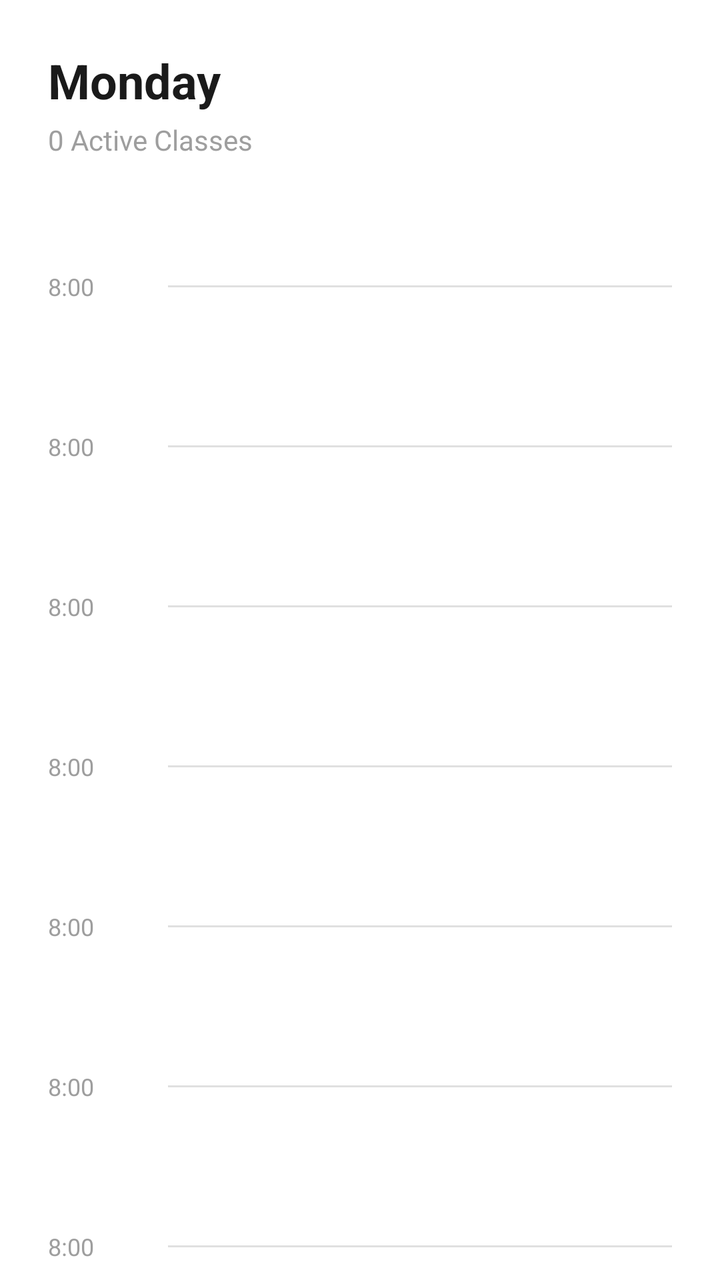
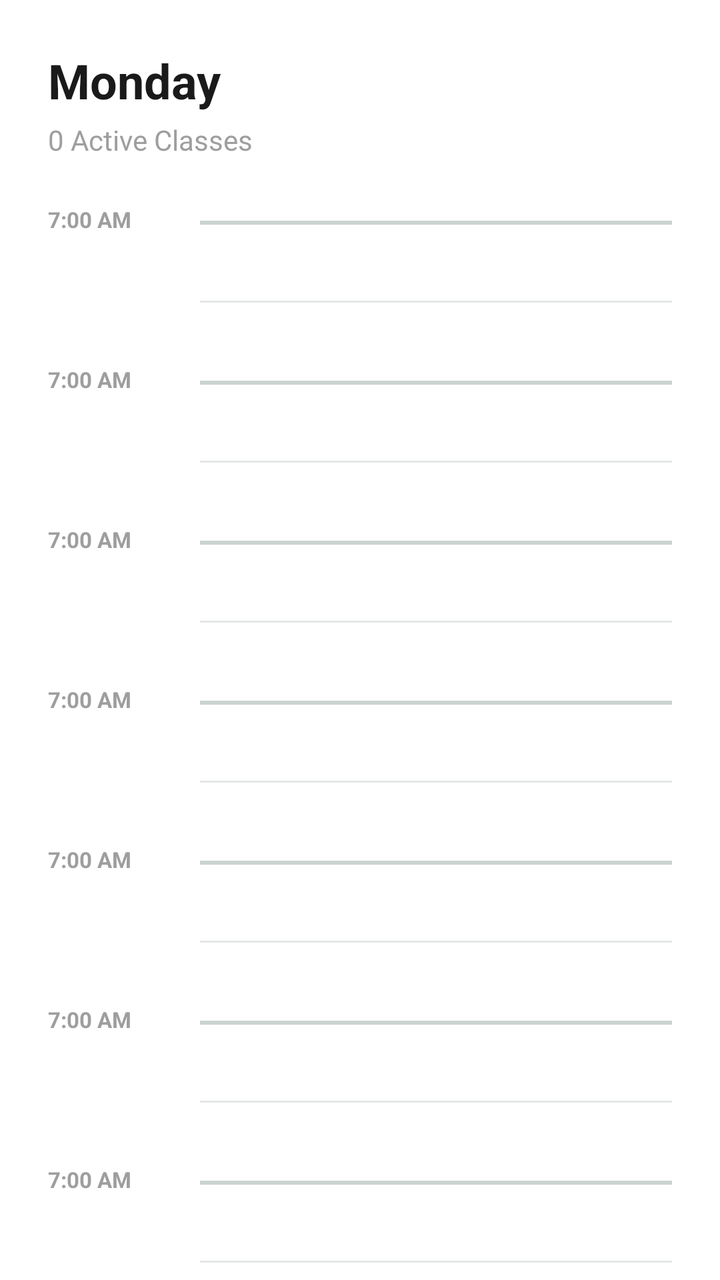

Before-and-after screenshots of an Android layout around one commit, followed by the original layout XML and the change that was made.
<!-- AndroidManifest.xml: application theme Theme.VETSCHED -->
<!-- res/layout/item_day_schedule.xml -->
<?xml version="1.0" encoding="utf-8"?>
<androidx.core.widget.NestedScrollView xmlns:android="http://schemas.android.com/apk/res/android"
    xmlns:app="http://schemas.android.com/apk/res-auto"
    android:layout_width="match_parent"
    android:layout_height="match_parent"
    android:clipToPadding="false"
    android:paddingBottom="100dp">

    <LinearLayout
        android:layout_width="match_parent"
        android:layout_height="wrap_content"
        android:orientation="vertical"
        android:paddingHorizontal="24dp"
        android:paddingTop="24dp">

        <TextView
            android:id="@+id/tvDayTitle"
            android:layout_width="wrap_content"
            android:layout_height="wrap_content"
            android:text="Monday"
            android:textColor="@color/vetsched_text_primary"
            android:textSize="24sp"
            android:textStyle="bold" />

        <TextView
            android:id="@+id/tvActiveClasses"
            android:layout_width="wrap_content"
            android:layout_height="wrap_content"
            android:layout_marginTop="4dp"
            android:text="0 Active Classes"
            android:textColor="@color/vetsched_text_hint"
            android:textSize="14sp" />

        <FrameLayout
            android:layout_width="match_parent"
            android:layout_height="wrap_content"
            android:layout_marginTop="24dp">

            <LinearLayout
                android:layout_width="match_parent"
                android:layout_height="wrap_content"
                android:orientation="vertical">

                <include layout="@layout/view_timeline_row" android:id="@+id/row7" />
                <include layout="@layout/view_timeline_row" android:id="@+id/row8" />
                <include layout="@layout/view_timeline_row" android:id="@+id/row9" />
                <include layout="@layout/view_timeline_row" android:id="@+id/row10" />
                <include layout="@layout/view_timeline_row" android:id="@+id/row11" />
                <include layout="@layout/view_timeline_row" android:id="@+id/row12" />
                <include layout="@layout/view_timeline_row" android:id="@+id/row1" />
                <include layout="@layout/view_timeline_row" android:id="@+id/row2" />
                <include layout="@layout/view_timeline_row" android:id="@+id/row3" />
                <include layout="@layout/view_timeline_row" android:id="@+id/row4" />
                <include layout="@layout/view_timeline_row" android:id="@+id/row5" />
                <include layout="@layout/view_timeline_row" android:id="@+id/row6" />

            </LinearLayout>

            <androidx.constraintlayout.widget.ConstraintLayout
                android:id="@+id/cardsContainer"
                android:layout_width="match_parent"
                android:layout_height="match_parent"
                android:visibility="gone">
            </androidx.constraintlayout.widget.ConstraintLayout>

        </FrameLayout>

    </LinearLayout>
</androidx.core.widget.NestedScrollView>
<!-- res/layout/view_timeline_row.xml (included above) -->
<?xml version="1.0" encoding="utf-8"?>
<LinearLayout xmlns:android="http://schemas.android.com/apk/res/android"
    android:layout_width="match_parent"
    android:layout_height="80dp"
    android:gravity="center_vertical"
    android:orientation="horizontal">

    <TextView
        android:id="@+id/tvTime"
        android:layout_width="60dp"
        android:layout_height="wrap_content"
        android:text="8:00"
        android:textColor="@color/vetsched_text_hint"
        android:textSize="12sp" />

    <View
        android:layout_width="match_parent"
        android:layout_height="1dp"
        android:background="#E0E0E0" />

</LinearLayout>
<!-- resources referenced by this layout -->
<resources>
  <color name="vetsched_text_hint">#9E9E9E</color>
  <color name="vetsched_text_primary">#1A1A1A</color>
  <style name="Theme.VETSCHED" parent="Theme.MaterialComponents.Light.NoActionBar">
          <item name="colorPrimary">@color/vetsched_primary</item>
          <item name="android:statusBarColor">@color/vetsched_background</item>
          <item name="android:windowLightStatusBar">true</item>
      </style>
  <color name="vetsched_primary">#5C6D4F</color>
  <color name="vetsched_background">#F8FAF7</color>
</resources>

<!-- the commit's change to res/layout/item_day_schedule.xml (unified diff, before → after) -->
@@ -60,6 +60,8 @@
                 android:id="@+id/cardsContainer"
                 android:layout_width="match_parent"
                 android:layout_height="match_parent"
+                android:clipChildren="false"
+                android:elevation="4dp"
                 android:visibility="gone">
             </androidx.constraintlayout.widget.ConstraintLayout>
 
@@ -71,21 +73,59 @@
 <?xml version="1.0" encoding="utf-8"?>
 <LinearLayout xmlns:android="http://schemas.android.com/apk/res/android"
     android:layout_width="match_parent"
-    android:layout_height="80dp"
-    android:gravity="center_vertical"
+    android:layout_height="wrap_content"
     android:orientation="horizontal">
 
-    <TextView
-        android:id="@+id/tvTime"
-        android:layout_width="60dp"
-        android:layout_height="wrap_content"
-        android:text="8:00"
-        android:textColor="@color/vetsched_text_hint"
-        android:textSize="12sp" />
+    <FrameLayout
+        android:layout_width="@dimen/schedule_timeline_label_width"
+        android:layout_height="@dimen/schedule_timeline_hour_height">
 
-    <View
+        <TextView
+            android:id="@+id/tvTime"
+            android:layout_width="match_parent"
+            android:layout_height="@dimen/schedule_timeline_label_height"
+            android:layout_gravity="top"
+            android:includeFontPadding="false"
+            android:gravity="center_vertical"
+            android:singleLine="true"
+            android:text="7:00 AM"
+            android:textColor="@color/vetsched_text_hint"
+            android:textSize="11sp"
+            android:textStyle="bold" />
+
+        <TextView
+            android:id="@+id/tvHalfHour"
+            android:layout_width="match_parent"
+            android:layout_height="@dimen/schedule_timeline_label_height"
+            android:layout_gravity="center_vertical"
+            android:includeFontPadding="false"
+            android:gravity="center_vertical"
+            android:singleLine="true"
+            android:text="7:30 AM"
+            android:textColor="@color/vetsched_text_hint"
+            android:textSize="10sp"
+            android:translationY="7dp"
+            android:visibility="gone" />
+    </FrameLayout>
+
+    <FrameLayout
         android:layout_width="match_parent"
-        android:layout_height="1dp"
-        android:background="#E0E0E0" />
+        android:layout_height="@dimen/schedule_timeline_hour_height"
+        android:clipChildren="false">
+
+        <View
+            android:layout_width="match_parent"
+            android:layout_height="2dp"
+            android:layout_gravity="top"
+            android:layout_marginTop="@dimen/schedule_timeline_marker_offset"
+            android:background="#CBD3CE" />
+
+        <View
+            android:layout_width="match_parent"
+            android:layout_height="1dp"
+            android:layout_gravity="top"
+            android:layout_marginTop="@dimen/schedule_timeline_half_marker_offset"
+            android:background="#E3E8E5" />
+    </FrameLayout>
 
 </LinearLayout>
<!-- resource entries referenced after the edit -->
@@ -2,6 +2,11 @@
 <resources>
   <color name="vetsched_text_hint">#9E9E9E</color>
   <color name="vetsched_text_primary">#1A1A1A</color>
+  <dimen name="schedule_timeline_half_marker_offset">47dp</dimen>
+  <dimen name="schedule_timeline_hour_height">80dp</dimen>
+  <dimen name="schedule_timeline_label_height">14dp</dimen>
+  <dimen name="schedule_timeline_label_width">76dp</dimen>
+  <dimen name="schedule_timeline_marker_offset">7dp</dimen>
   <style name="Theme.VETSCHED" parent="Theme.MaterialComponents.Light.NoActionBar">
           <item name="colorPrimary">@color/vetsched_primary</item>
           <item name="android:statusBarColor">@color/vetsched_background</item>
